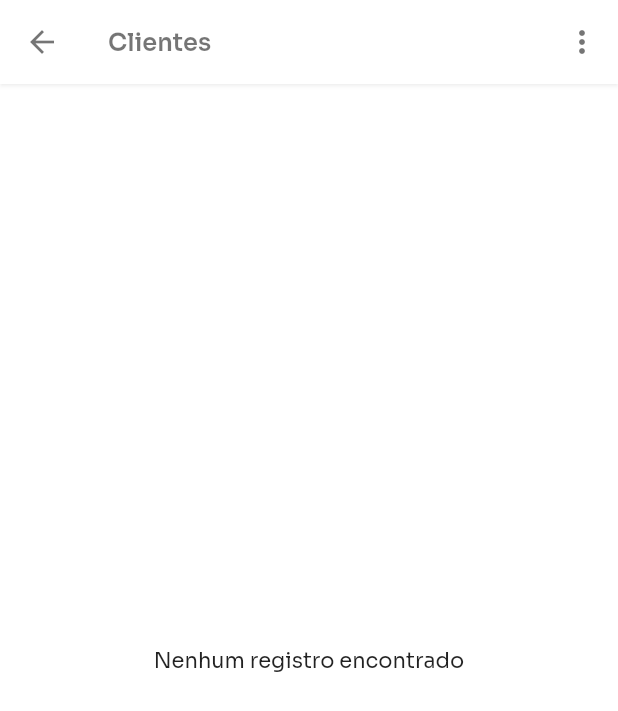
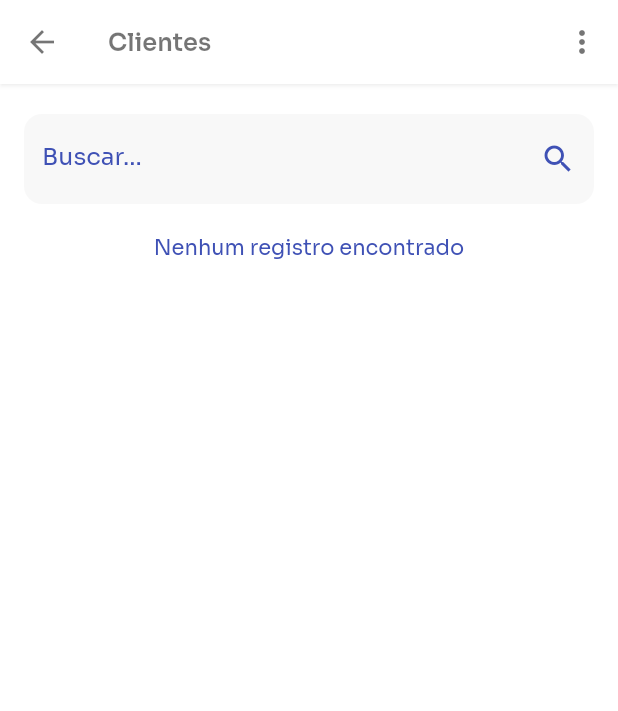
Before and after one commit to hugodesenv/app.controle.agendamentos, a Flutter app: the CustomerQuery screen opened directly, on a phone screen of 412 x 824 dp. Shown: the top 711 px of the screen. Run offline on Flutter 3.47's test engine with Material 2 defaults, Android fonts, the phone set to English and light mode, and no system bars; drawn by our look-alikes of skeletons; our stand-ins replace awesome_dialog, bloc, cloud_firestore, contacts_service, firebase_auth, firebase_core and 4 more; accounts and stored records are empty; generated files the repository leaves out were written again.

Commit message:
mexendo no cadastro do cliente

```diff
--- a/lib/pages/customer/query/bloc/customer_query_event.dart
+++ b/lib/pages/customer/query/bloc/customer_query_event.dart
@@ -12,6 +12,14 @@ class CustomerQueryEventRemoveFromList extends CustomerQueryEvent {
   Customer get customer => _customer;
 }
 
+class CustomerQueryEventAddToList extends CustomerQueryEvent {
+  final Customer _customer;
+
+  CustomerQueryEventAddToList(this._customer);
+
+  Customer get customer => _customer;
+}
+
 class CustomerQueryEventFetchAll extends CustomerQueryEvent {}
 
 class CustomerQueryEventOpen extends CustomerQueryEvent {
@@ -21,3 +29,11 @@ class CustomerQueryEventOpen extends CustomerQueryEvent {
 
   TypeOpen get typeOpen => _typeOpen;
 }
+
+class CustomerQueryEventOnChangedFilter extends CustomerQueryEvent {
+  final String _value;
+
+  CustomerQueryEventOnChangedFilter(this._value);
+
+  String get value => _value.toLowerCase();
+}
--- a/lib/pages/customer/query/bloc/customer_query_state.dart
+++ b/lib/pages/customer/query/bloc/customer_query_state.dart
@@ -1,4 +1,5 @@
 import '../../../../assets/EnumTypeOpenCustomerQuery.dart';
+import '../../../../model/customer.dart';
 
 abstract class CustomerQueryState {}
 
@@ -10,8 +11,6 @@ class CustomerQueryStateLoading extends CustomerQueryState {
   bool get busy => _busy;
 }
 
-class CustomerQueryStateRefresh extends CustomerQueryState {}
-
 class CustomerQueryStateOpen extends CustomerQueryState {
   final TypeOpen _typeOpen;
 
@@ -19,3 +18,11 @@ class CustomerQueryStateOpen extends CustomerQueryState {
 
   TypeOpen get typeOpen => _typeOpen;
 }
+
+class CustomerQueryStateRefreshList extends CustomerQueryState {
+  final List<Customer> _customers;
+
+  CustomerQueryStateRefreshList(this._customers);
+
+  List<Customer> get customers => _customers;
+}
--- a/lib/pages/customer/query/customer_query.dart
+++ b/lib/pages/customer/query/customer_query.dart
@@ -48,8 +48,7 @@ class CustomerQuery extends StatelessWidget {
                   context,
                   ROUTE_CUSTOMER_NEW,
                   arguments: (Customer customer) {
-                    print("** novo adicionado");
-                    print(customer.name);
+                    bloc.add(CustomerQueryEventAddToList(customer));
                   },
                 );
                 break;
@@ -60,15 +59,32 @@ class CustomerQuery extends StatelessWidget {
           bloc: bloc,
           builder: (context, state) {
             bool isLoading = state is CustomerQueryStateLoading && state.busy;
+            List<Customer> customers = [];
+            if (state is CustomerQueryStateRefreshList) {
+              customers.addAll(state.customers);
+              customers.sort((a, b) => a.name.toLowerCase().compareTo(b.name.toLowerCase()));
+            }
             return Skeleton(
               isLoading: isLoading,
               skeleton: SkeletonListView(padding: const EdgeInsets.fromLTRB(16, 5, 16, 16)),
-              child: bloc.customers.isEmpty
+              child: Column(
+                children: [
+                  Padding(
+                    padding: const EdgeInsets.only(left: 16, right: 16, bottom: 20, top: 20),
+                    child: TextField(
+                      decoration: const InputDecoration(
+                        suffixIcon: Icon(Icons.search),
+                        labelText: 'Buscar...',
+                      ),
+                      onChanged: (value) => bloc.add(CustomerQueryEventOnChangedFilter(value)),
+                    ),
+                  ),
+                  customers.isEmpty
                       ? const Center(child: Text('Nenhum registro encontrado'))
-                  : ListView.separated(
-                      padding: const EdgeInsets.all(10),
+                      : Flexible(
+                          child: ListView.separated(
                             itemBuilder: (context, index) {
-                        Customer customer = bloc.customers[index];
+                              Customer customer = customers[index];
                               String initialLetter = customer.name.substring(0, 1).toUpperCase();
                               Widget customerListTile = ListTile(
                                 title: Text(customer.name,
@@ -80,7 +96,7 @@ class CustomerQuery extends StatelessWidget {
                                   MaterialPageRoute(
                                     builder: (_) {
                                       return BlocProvider(
-                                  create: (context) =>
+                                        create: (_) =>
                                             CustomerInfoBloc(CustomerInfoStateInitial(), customer),
                                         child: CustomerInfo(
                                           onDelete: () {
@@ -93,22 +109,22 @@ class CustomerQuery extends StatelessWidget {
                                 ),
                               );
                               if (index == 0 ||
-                            bloc.customers[index - 1].name.substring(0, 1).toUpperCase() !=
+                                  customers[index - 1].name.substring(0, 1).toUpperCase() !=
                                       initialLetter) {
                                 return Column(
                                   crossAxisAlignment: CrossAxisAlignment.start,
                                   children: [
                                     Container(
                                       width: double.infinity,
-                                color: const Color(0xFFF7F7F7),
-                                padding:
-                                    const EdgeInsets.only(top: 8, bottom: 8, right: 8, left: 16),
+                                      decoration: const BoxDecoration(
+                                        //borderRadius: BorderRadius.all(Radius.circular(12)),
+                                        color: Color(0xFFF7F7F7),
+                                      ),
+                                      padding: const EdgeInsets.only(
+                                          top: 8, bottom: 8, right: 8, left: 16),
                                       child: Text(
                                         initialLetter,
-                                  style: const TextStyle(
-                                    color: Colors.black45,
-                                    fontSize: 10,
-                                  ),
+                                        style: const TextStyle(color: Colors.black26, fontSize: 10),
                                       ),
                                     ),
                                     customerListTile
@@ -118,7 +134,10 @@ class CustomerQuery extends StatelessWidget {
                               return customerListTile;
                             },
                             separatorBuilder: (context, index) => const Divider(),
-                      itemCount: bloc.customers.length,
+                            itemCount: customers.length,
+                          ),
+                        ),
+                ],
               ),
             );
           },
--- a/lib/widgets/text_field/my_login_text_field.dart
+++ b/lib/widgets/text_field/my_login_text_field.dart
@@ -32,7 +32,7 @@ class _MyLoginTextFieldState extends State<MyLoginTextField> {
     IconData icon = widget._hideText ? Icons.visibility_off_outlined : Icons.visibility_outlined;
 
     return GestureDetector(
-      child: Icon(icon, color: widget._hideText ? pMainColor : Colors.orange),
+      child: Icon(icon, color: widget._hideText ? pMainColor : Colors.pinkAccent),
       onTap: () async {
         setState(() {
           widget._hideText = !widget._hideText;
```
Also changed, not shown: lib/myApp.dart (+34 -10 lines), lib/pages/customer/import/customer_import.dart (+9 -5 lines), lib/pages/customer/query/bloc/customer_query_bloc.dart (+30 -5 lines), lib/routes.dart (+24 -2 lines). Lines whose indentation alone changed are shown as unchanged.
